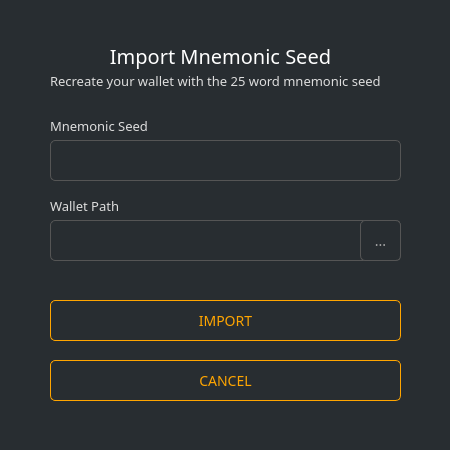
ConcealNetwork/conceal-desktop, file src/gui/ui/importseed.ui: the form before one commit.
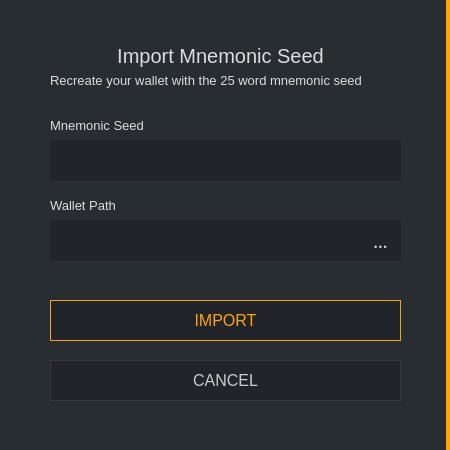
The form after the commit.

The edit to the form file:
```diff
--- a/src/gui/ui/importseed.ui
+++ b/src/gui/ui/importseed.ui
@@ -14,7 +14,7 @@
    <string>Import :: Mnemonic Seed</string>
   </property>
   <property name="styleSheet">
-   <string notr="true">background-color: #282d31; color: #ddd; border: 0px; font-family: Raleway;</string>
+   <string notr="true">background-color: #212529; color: #ddd; border: 0px;</string>
   </property>
   <widget class="QGroupBox" name="groupBox">
    <property name="geometry">
@@ -26,7 +26,7 @@
     </rect>
    </property>
    <property name="styleSheet">
-    <string notr="true"/>
+    <string notr="true">background-color: #282d31; border-right: 4px solid orange;</string>
    </property>
    <property name="title">
     <string/>
@@ -42,7 +42,6 @@
     </property>
     <property name="font">
      <font>
-      <family>Raleway</family>
       <pointsize>-1</pointsize>
      </font>
     </property>
@@ -64,12 +63,11 @@
     </property>
     <property name="font">
      <font>
-      <family>Raleway</family>
       <pointsize>-1</pointsize>
      </font>
     </property>
     <property name="styleSheet">
-     <string notr="true">color: #fff;
+     <string notr="true">color: #ddd;
 border-right: 0px;
 font-size: 20px;</string>
     </property>
@@ -91,7 +89,6 @@
     </property>
     <property name="font">
      <font>
-      <family>Raleway</family>
       <pointsize>-1</pointsize>
      </font>
     </property>
@@ -119,15 +116,15 @@
     </property>
     <property name="font">
      <font>
-      <family>Raleway</family>
-      <pointsize>-1</pointsize>
+      <family>Lato</family>
+      <pointsize>9</pointsize>
      </font>
     </property>
     <property name="styleSheet">
-     <string notr="true">padding: 3px; border: 1px solid #555; border-radius: 5px; font-family: 'Raleway'; font-size: 14px; color: #aaa;</string>
-    </property>
-    <property name="text">
-     <string/>
+     <string notr="true">background-color: #212529;
+border-right: 0px;
+color: #e5e5e5;
+padding: 5px;</string>
     </property>
    </widget>
    <widget class="QLabel" name="label_2">
@@ -141,7 +138,6 @@
     </property>
     <property name="font">
      <font>
-      <family>Raleway</family>
       <pointsize>-1</pointsize>
      </font>
     </property>
@@ -169,15 +165,16 @@
     </property>
     <property name="font">
      <font>
-      <family>Raleway</family>
-      <pointsize>-1</pointsize>
+      <family>Lato</family>
+      <pointsize>9</pointsize>
      </font>
     </property>
     <property name="styleSheet">
-     <string notr="true">padding: 3px; border: 1px solid #555; border-radius: 5px; font-family: 'Raleway'; font-size: 14px; color: #aaa;</string>
-    </property>
-    <property name="text">
-     <string/>
+     <string notr="true">background-color: #212529;
+border-right: 0px;
+color: #e5e5e5;
+padding: 5px;
+</string>
     </property>
    </widget>
    <widget class="QPushButton" name="m_okButton">
@@ -197,12 +194,13 @@
     </property>
     <property name="font">
      <font>
-      <family>Raleway</family>
       <pointsize>-1</pointsize>
      </font>
     </property>
     <property name="styleSheet">
-     <string notr="true">color: orange; border: 1px solid orange; font-size: 14px; border-radius: 5px;</string>
+     <string notr="true">QPushButton#m_okButton {color: orange; background-color: #212529; border: 1px solid orange; font-size: 16px;}
+
+QPushButton#m_okButton:hover {color: orange; background-color: #212529; border: 2px solid orange; font-size: 16px;}</string>
     </property>
     <property name="text">
      <string>IMPORT</string>
@@ -225,12 +223,13 @@
     </property>
     <property name="font">
      <font>
-      <family>Raleway</family>
       <pointsize>-1</pointsize>
      </font>
     </property>
     <property name="styleSheet">
-     <string notr="true">color: orange; border: 1px solid orange; font-size: 14px; border-radius: 5px;</string>
+     <string notr="true">QPushButton#m_cancelButton {color: #ccc; border: 1px solid #343a40; font-size: 16px; background-color: #212529;}
+
+QPushButton#m_cancelButton:hover {color: #ddd; border: 2px solid #444; font-size: 16px; background-color: #212529;}</string>
     </property>
     <property name="text">
      <string>CANCEL</string>
@@ -247,12 +246,16 @@
     </property>
     <property name="font">
      <font>
-      <family>Raleway</family>
-      <pointsize>-1</pointsize>
+      <family>Lato</family>
+      <pointsize>15</pointsize>
      </font>
     </property>
     <property name="styleSheet">
-     <string notr="true">padding: 3px; border: 1px solid #555; border-radius: 5px; font-family: 'Raleway'; font-size: 14px; color: #aaa;</string>
+     <string notr="true">background-color: #212529;
+border-right: 0px;
+color: #ddd;
+padding: 5px;
+</string>
     </property>
     <property name="text">
      <string>...</string>
```
